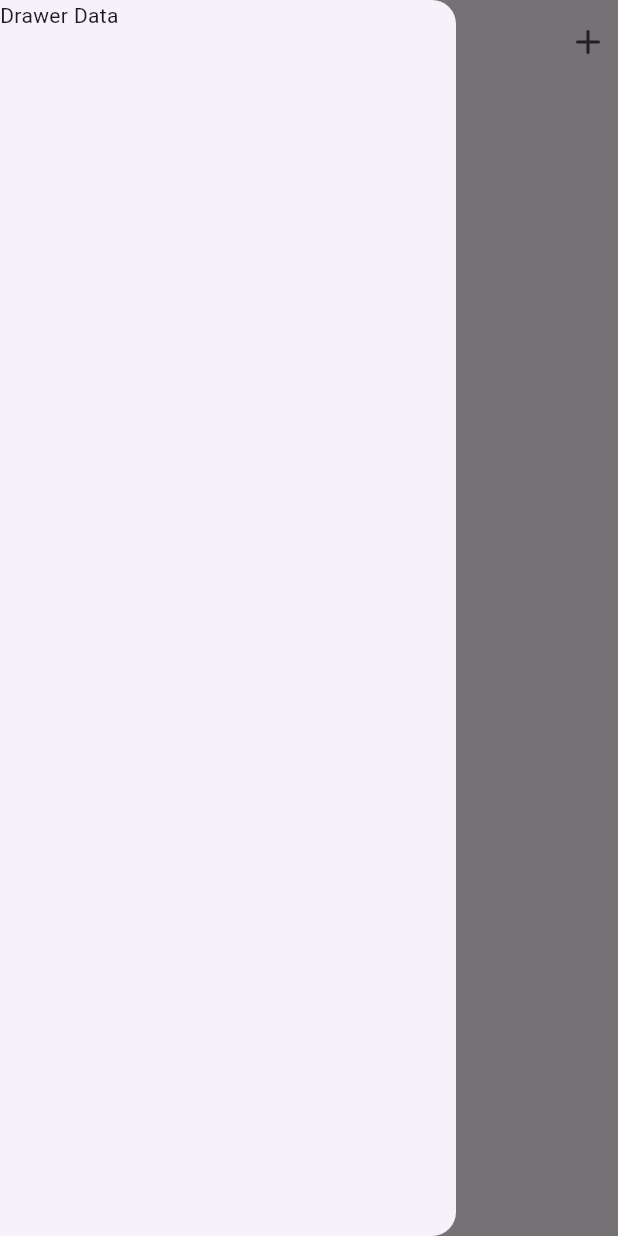
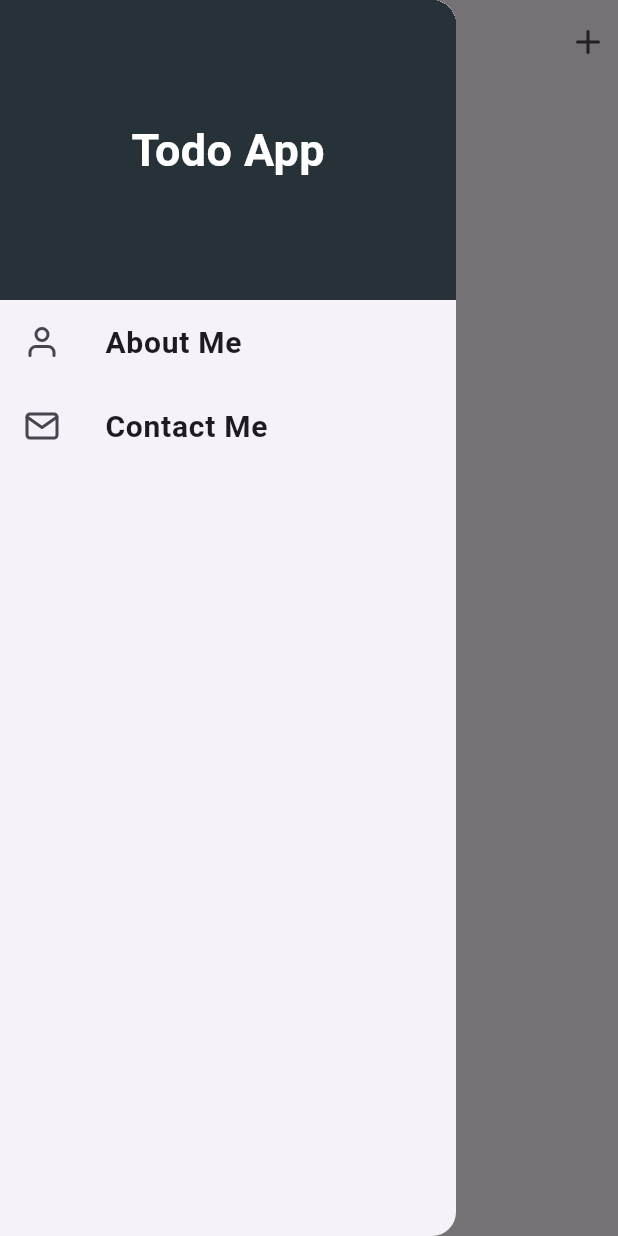
Before and after one commit to Yasitha-Bhanuka/Todo-App-Using-Flutter, a Flutter app: the screen it shows after launch, with the side drawer open, on a phone screen of 412 x 824 dp. Run offline on Flutter 3.47's test engine with Material 3 defaults, Android fonts, the phone set to English and light mode, and no system bars; our stand-ins replace flutter_feather_icons, shared_preferences.

Commit message:
Install the url_launcher and make the drawer is interact with the web urls and make the drawer design and using feather icons make it more interactive

```diff
--- a/lib/main_screen.dart
+++ b/lib/main_screen.dart
@@ -3,6 +3,7 @@ import 'package:flutter_feather_icons/flutter_feather_icons.dart';
 import 'package:shared_preferences/shared_preferences.dart';
 import 'package:todoapp/add_todo.dart';
 import 'package:todoapp/widgets/todo_list.dart';
+import 'package:url_launcher/url_launcher.dart';
 
 class Mainscreen extends StatefulWidget {
   const Mainscreen({super.key});
@@ -79,7 +80,51 @@ class _MainscreenState extends State<Mainscreen> {
   @override
   Widget build(BuildContext context) {
     return Scaffold(
-        drawer: const Drawer(child: Text("Drawer Data")),
+        drawer: Drawer(
+            child: Column(
+          children: [
+            Container(
+                color: Colors.blueGrey[900],
+                height: 200,
+                width: double.infinity,
+                child: const Center(
+                    child: Text(
+                  "Todo App",
+                  style: TextStyle(
+                    color: Colors.white,
+                    fontSize: 30,
+                    fontWeight: FontWeight.bold,
+                  ),
+                ))),
+            ListTile(
+                onTap: () {
+                  launchUrl(Uri.parse(
+                      "https://yasitha-bhanuka.github.io/Yasitha-s-Portfolio/"));
+                },
+                leading: const Icon(FeatherIcons.user),
+                horizontalTitleGap: 30,
+                title: const Text(
+                  "About Me",
+                  style: TextStyle(
+                    fontSize: 20,
+                    fontWeight: FontWeight.bold,
+                  ),
+                )),
+            ListTile(
+                onTap: () {
+                  launchUrl(Uri.parse("mailto:yasithabhanukac@gmail.com"));
+                },
+                leading: const Icon(FeatherIcons.mail),
+                horizontalTitleGap: 30,
+                title: const Text(
+                  "Contact Me",
+                  style: TextStyle(
+                    fontSize: 20,
+                    fontWeight: FontWeight.bold,
+                  ),
+                )),
+          ],
+        )),
         appBar: AppBar(
           centerTitle: true,
           title: const Text('Todo App'),
--- a/pubspec.yaml
+++ b/pubspec.yaml
@@ -37,6 +37,7 @@ dependencies:
   cupertino_icons: ^1.0.8
   flutter_feather_icons: ^2.0.0+1
   shared_preferences: ^2.3.2
+  url_launcher: ^6.3.0
 
 dev_dependencies:
   flutter_test:
```
Also changed, not shown: pubspec.lock, 5 other files.
